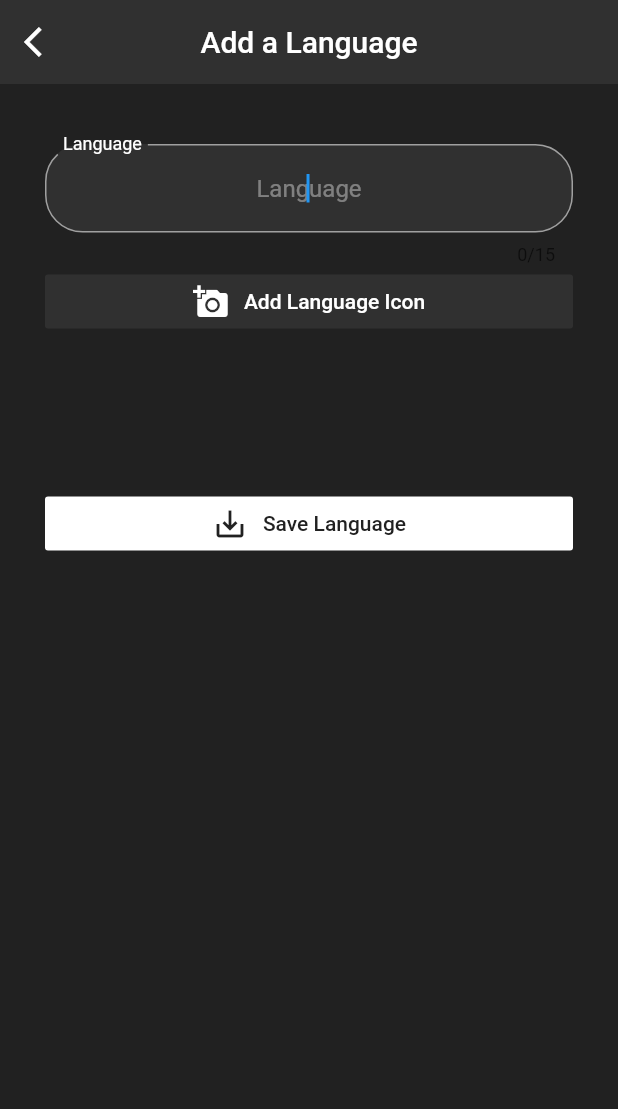
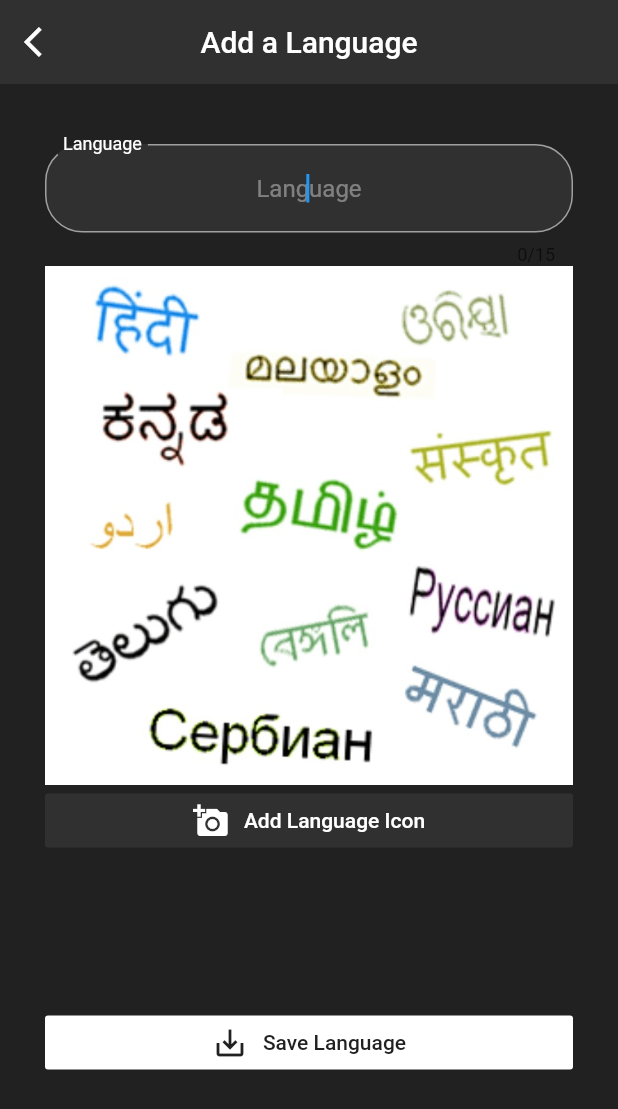
Before and after one commit to RishanthRajendhran/languagesFlutter, a Flutter app: the screen it shows after launch, after a tap on the "add" icon, on a phone screen of 412 x 824 dp. Shown: the top 1109 px of the screen. Run offline on Flutter 3.47's test engine with Material 2 defaults, Android fonts, the phone set to English and light mode, and no system bars; our stand-ins replace image_picker.

```diff
--- a/lib/addLang.dart
+++ b/lib/addLang.dart
@@ -1,8 +1,8 @@
 import 'package:flutter/material.dart';
 import 'package:image_picker/image_picker.dart';
 import "lang.dart";
-import "dart:async";
-import "dart:io";
+import 'dart:async';
+import 'dart:io';
 
 class AddLang extends StatefulWidget {
   @override
@@ -13,21 +13,22 @@ class _AddLangState extends State<AddLang> {
 
   String _name;
   File _image;
+  bool Default = true;
+
   final _formKey = GlobalKey<FormState>();
-
   final picker = ImagePicker();
 
   Future<void> getImage() async {
     var pickedFile = await picker.getImage(source: ImageSource.gallery);
     setState(() {
       _image = File(pickedFile.path);
+      Default = false;
     });
   }
 
   @override
   Widget build(BuildContext context) {
-
-    if(_image == null) {
+    if(Default) {
       return Scaffold(
         backgroundColor: Colors.grey[900],
         appBar: AppBar(
@@ -101,6 +102,9 @@ class _AddLangState extends State<AddLang> {
                     });
                   },
                 ),
+                Image(
+                  image: AssetImage("assets/default.jpg"),
+                ),
                 FlatButton(
                   onPressed: () => getImage(),
                   child: Row(
@@ -119,8 +123,8 @@ class _AddLangState extends State<AddLang> {
                 SizedBox(height: 100,),
                 FlatButton(
                   onPressed: () {
-                    if(_formKey.currentState.validate() && _image!=null) {
-                      Navigator.pop(context, Lang(name: _name, image: _image.path,userAdded: true));
+                    if(_formKey.currentState.validate()) {
+                      Navigator.pop(context, Lang(name: _name, image: "default.jpg",userAdded: false));
                     }
                   },
                   child: Row(
--- a/lib/langList.dart
+++ b/lib/langList.dart
@@ -11,11 +11,11 @@ class LanguageList extends StatefulWidget {
 class _LanguageListState extends State<LanguageList> {
 
   List<Lang> langs = [
-    Lang(name:"Tamil",image:"Tamil.jpeg",userAdded: false),
-    Lang(name:"Malayalam",image:"Malayalam.jpeg",userAdded: false),
-    Lang(name:"Telugu",image:"Telugu.jpeg",userAdded: false),
-    Lang(name:"Odia",image:"Odia.png",userAdded: false),
-    Lang(name:"Kannada",image:"Kannada.jpeg",userAdded: false),
+    Lang(name: "Tamil", image: "Tamil.jpeg", userAdded: false),
+    Lang(name: "Malayalam", image: "Malayalam.jpeg", userAdded: false),
+    Lang(name: "Telugu", image: "Telugu.jpeg", userAdded: false),
+    Lang(name: "Odia", image: "Odia.png", userAdded: false),
+    Lang(name: "Kannada", image: "Kannada.jpeg", userAdded: false),
   ];
 
   @override
@@ -46,7 +46,7 @@ class _LanguageListState extends State<LanguageList> {
                   ),
                 ),
                 Divider(
-                    height:20,
+                  height: 20,
                   color: Colors.white,
                 ),
                 Column(
@@ -72,21 +72,37 @@ class _LanguageListState extends State<LanguageList> {
         onPressed: () async {
           Lang newLang = await Navigator.push(
             context,
-            MaterialPageRoute(builder: (context) => AddLang()),
+            PageRouteBuilder(
+                pageBuilder: (context, animation, secondaryAnimation) => AddLang(),
+              transitionsBuilder: (context, animation, secondaryAnimation, child) {
+                var begin = Offset(1.0,0.0);
+                var end = Offset.zero;
+                var curve = Curves.easeInOut;
+
+                var tween = Tween(begin: begin, end: end).chain(CurveTween(curve: curve));
+
+                return SlideTransition(
+                  position: animation.drive(tween),
+                  child: child,
                 );
-          if(newLang!=null) {
+              },
+            ),
+          );
+          if (newLang != null) {
             setState(() {
               langs.add(newLang);
             });
           }
         },
-        tooltip: 'Add Language',
+        tooltip: 'Add a Language',
         child: Icon(
           Icons.add,
           color: Colors.white,
         ),
         backgroundColor: Colors.grey[850],
       ),
+      floatingActionButtonLocation: FloatingActionButtonLocation.centerFloat,
+      floatingActionButtonAnimator: FloatingActionButtonAnimator.scaling,
     );
   }
 }
```
Also changed, not shown: assets/default.jpg (added), assets/logo.png (added), lib/main.dart (line endings or trailing spaces), 9 other files. Lines whose indentation alone changed are shown as unchanged.
